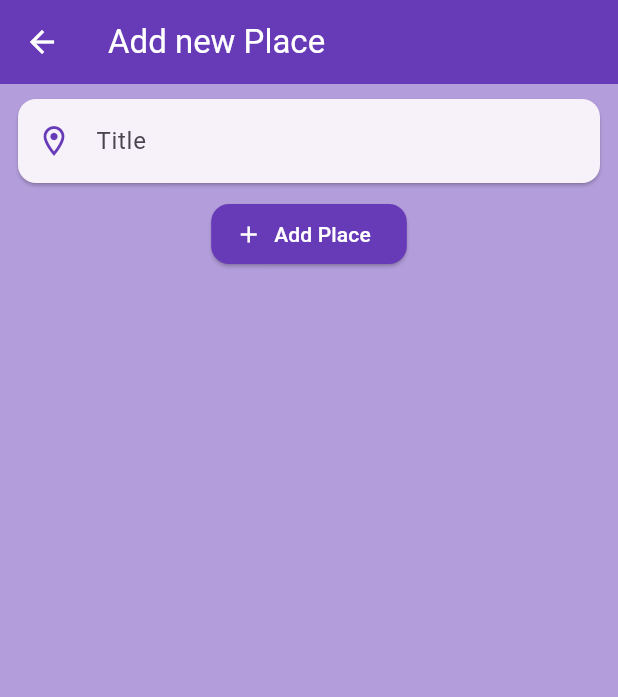
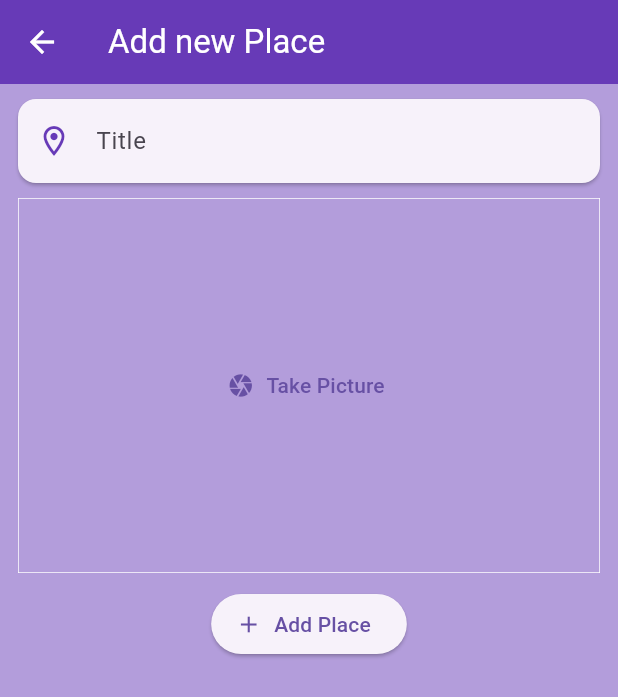
Before and after one commit to otabekinha/favorite_places, a Flutter app: the AddPlaceScreen screen opened directly, after a tap on "Add Place", on a phone screen of 412 x 824 dp. Shown: the top 697 px of the screen. Run offline on Flutter 3.47's test engine with Material 3 defaults, Android fonts, the phone set to English and light mode, and no system bars; our stand-ins replace flutter_riverpod, image_picker.

Commit message:
Added Image Picker

```diff
--- a/lib/models/place.dart
+++ b/lib/models/place.dart
@@ -1,10 +1,13 @@
+import 'dart:io';
+
 import 'package:uuid/uuid.dart';
 
 const uuid = Uuid();
 
 class Place {
-  Place({required this.title}) : id = uuid.v4();
+  Place({required this.title, required this.image}) : id = uuid.v4();
 
   final String id;
   final String title;
+  final File image;
 }
--- a/lib/providers/user_places.dart
+++ b/lib/providers/user_places.dart
@@ -1,11 +1,13 @@
+import 'dart:io';
+
 import 'package:favorite_places/models/place.dart';
 import 'package:flutter_riverpod/flutter_riverpod.dart';
 
 class UserPlacesNotifier extends StateNotifier<List<Place>> {
   UserPlacesNotifier() : super(const []);
 
-  void addPlace(String title) {
-    final newPlace = Place(title: title);
+  void addPlace(String title, File image) {
+    final newPlace = Place(title: title, image: image);
     state = [newPlace, ...state];
   }
 }
--- a/lib/screens/add_place.dart
+++ b/lib/screens/add_place.dart
@@ -1,4 +1,7 @@
+import 'dart:io';
+
 import 'package:favorite_places/providers/user_places.dart';
+import 'package:favorite_places/widgets/image_input.dart';
 import 'package:flutter/material.dart';
 import 'package:flutter_riverpod/flutter_riverpod.dart';
 
@@ -11,15 +14,18 @@ class AddPlaceScreen extends ConsumerStatefulWidget {
 
 class _AddPlaceScreenState extends ConsumerState<AddPlaceScreen> {
   final _titleController = TextEditingController();
+  File? _selectedImage;
 
   void _savePlace() {
     final enteredTitle = _titleController.text;
 
-    if (enteredTitle.isEmpty) {
+    if (enteredTitle.isEmpty || _selectedImage == null) {
       return;
     }
 
-    ref.read(userPlacesProvider.notifier).addPlace(enteredTitle);
+    ref
+        .read(userPlacesProvider.notifier)
+        .addPlace(enteredTitle, _selectedImage!);
     Navigator.of(context).pop();
   }
 
@@ -66,16 +72,15 @@ class _AddPlaceScreenState extends ConsumerState<AddPlaceScreen> {
               ),
             ),
             const SizedBox(height: 10),
+            ImageInput(
+              onPickImage: (image) {
+                _selectedImage = image;
+              },
+            ),
+            const SizedBox(height: 10),
             Padding(
               padding: const EdgeInsets.symmetric(horizontal: 12),
               child: ElevatedButton.icon(
-                style: ElevatedButton.styleFrom(
-                  shape: RoundedRectangleBorder(
-                    borderRadius: BorderRadius.circular(12),
-                  ),
-                  backgroundColor: Colors.deepPurple,
-                  foregroundColor: Colors.white,
-                ),
                 onPressed: _savePlace,
                 icon: const Icon(Icons.add),
                 label: const Text('Add Place'),
--- /dev/null
+++ b/lib/widgets/image_input.dart
@@ -0,0 +1,71 @@
+import 'dart:io';
+
+import 'package:flutter/material.dart';
+import 'package:image_picker/image_picker.dart';
+
+class ImageInput extends StatefulWidget {
+  const ImageInput({super.key, required this.onPickImage});
+
+  final void Function(File image) onPickImage;
+
+  @override
+  State<ImageInput> createState() => _ImageInputState();
+}
+
+class _ImageInputState extends State<ImageInput> {
+  File? _selectedImage;
+  void _takePicture() async {
+    final imagePicker = ImagePicker();
+    final pickedImage = await imagePicker.pickImage(
+      source: ImageSource.camera,
+      maxWidth: 600,
+    );
+
+    if (pickedImage == null) {
+      return;
+    }
+
+    setState(() {
+      _selectedImage = File(pickedImage.path);
+    });
+
+    widget.onPickImage(_selectedImage!);
+  }
+
+  @override
+  Widget build(BuildContext context) {
+    Widget content = TextButton.icon(
+      onPressed: _takePicture,
+      label: const Text(
+        'Take Picture',
+      ),
+      icon: const Icon(
+        Icons.camera,
+      ),
+    );
+
+    if (_selectedImage != null) {
+      content = GestureDetector(
+        onTap: _takePicture,
+        child: Image.file(
+          _selectedImage!,
+          fit: BoxFit.cover,
+          width: double.infinity,
+          height: double.infinity,
+        ),
+      );
+    }
+    return Padding(
+      padding: const EdgeInsets.symmetric(horizontal: 12),
+      child: Container(
+        decoration: BoxDecoration(
+          border: Border.all(width: 0.5, color: Colors.white),
+        ),
+        height: 250,
+        width: double.infinity,
+        alignment: Alignment.center,
+        child: content,
+      ),
+    );
+  }
+}
--- a/lib/widgets/places_list.dart
+++ b/lib/widgets/places_list.dart
@@ -24,9 +24,9 @@ class PlacesList extends StatelessWidget {
           bottom: 0,
         ),
         child: ListTile(
-          leading: const Icon(
-            Icons.location_on_outlined,
-            color: Colors.deepPurple,
+          leading: CircleAvatar(
+            radius: 20,
+            backgroundImage: FileImage(places[index].image),
           ),
           title: Text(places[index].title),
           trailing: const Icon(
--- a/pubspec.yaml
+++ b/pubspec.yaml
@@ -37,6 +37,7 @@ dependencies:
   cupertino_icons: ^1.0.8
   uuid: ^4.5.0
   flutter_riverpod: ^2.5.1
+  image_picker: ^1.1.2
 
 dev_dependencies:
   flutter_test:
```
Also changed, not shown: lib/screens/places_detail.dart (+9 -2 lines), pubspec.lock, 15 other files.
